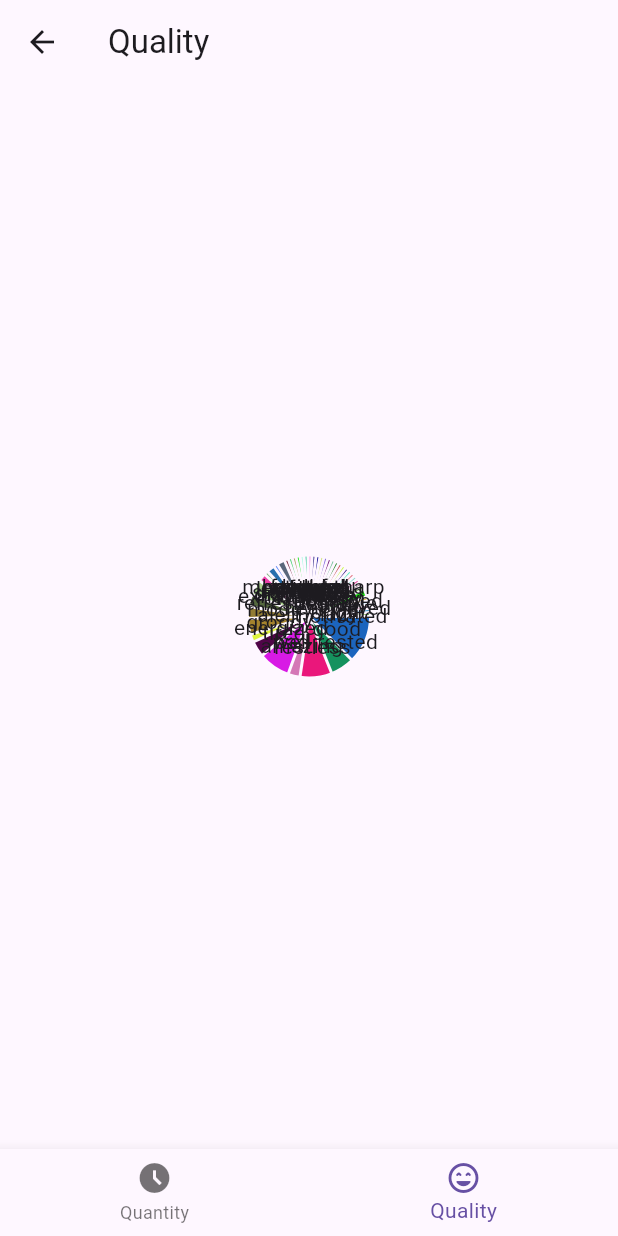
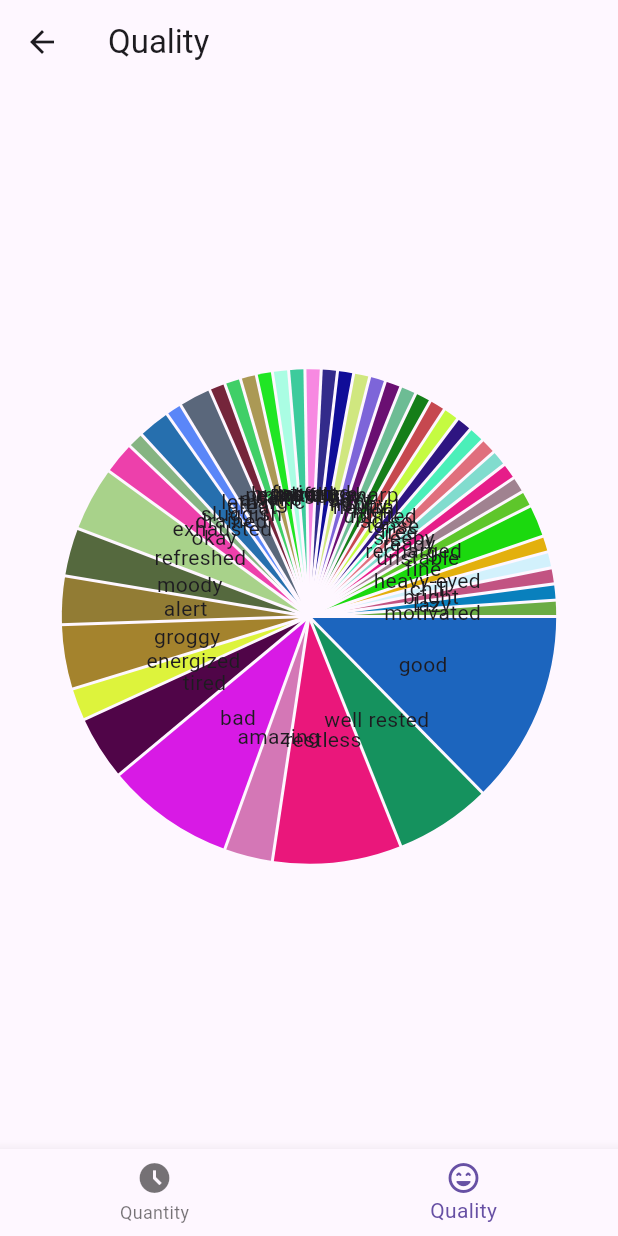
Before and after one commit to evanlee2212/sleep_tracker, a Flutter app: the GraphTabs screen opened directly, item 2 of the bottom bar chosen, on a phone screen of 412 x 824 dp. Run offline on Flutter 3.47's test engine with Material 3 defaults, Android fonts, the phone set to English and light mode, and no system bars; drawn by our look-alikes of fl_chart; our stand-ins replace audioplayers, file_picker, firebase_core, shared_preferences; accounts and stored records are empty.

Commit message:
Changed size of PieChart to adapt to user's screen

```diff
--- a/lib/Pages/statistics.dart
+++ b/lib/Pages/statistics.dart
@@ -66,15 +66,17 @@ class QuantityGraphPage extends StatelessWidget {
 
 class QualityGraphPage extends StatelessWidget {
   statisticsPresenter presenter = new statisticsPresenter();
+
   @override
   Widget build(BuildContext context) {
+    double radius = MediaQuery.of(context).size.width * 0.4;
     return Center(
       child: SizedBox(
-        width: 2000,
-        height: 2000,
+        width: 1000,
+        height: 1000,
         child: PieChart(
           PieChartData(
-            sections: getSections(presenter.getTags()),
+            sections: getSections(presenter.getTags(), radius),
             sectionsSpace: 2,
             centerSpaceRadius: 0,
             pieTouchData: PieTouchData(enabled: false),
@@ -87,15 +89,21 @@ class QualityGraphPage extends StatelessWidget {
     );
   }
 
-  List<PieChartSectionData> getSections(Map<String, int> tags){
+  List<PieChartSectionData> getSections(Map<String, int> tags, double radius){
     List<PieChartSectionData> sections = [];
     final random = Random();
+    int total = 0;
+
+    for (var entry in tags.values){
+      total += entry;
+    }
 
     for (var entry in tags.entries) {
       PieChartSectionData section = PieChartSectionData(
         value: entry.value.toDouble(),
         title: entry.key,
         color: Color.fromARGB(255, random.nextInt(256), random.nextInt(256), random.nextInt(256)),
+        radius: radius,
       );
 
       sections.add(section);
```
